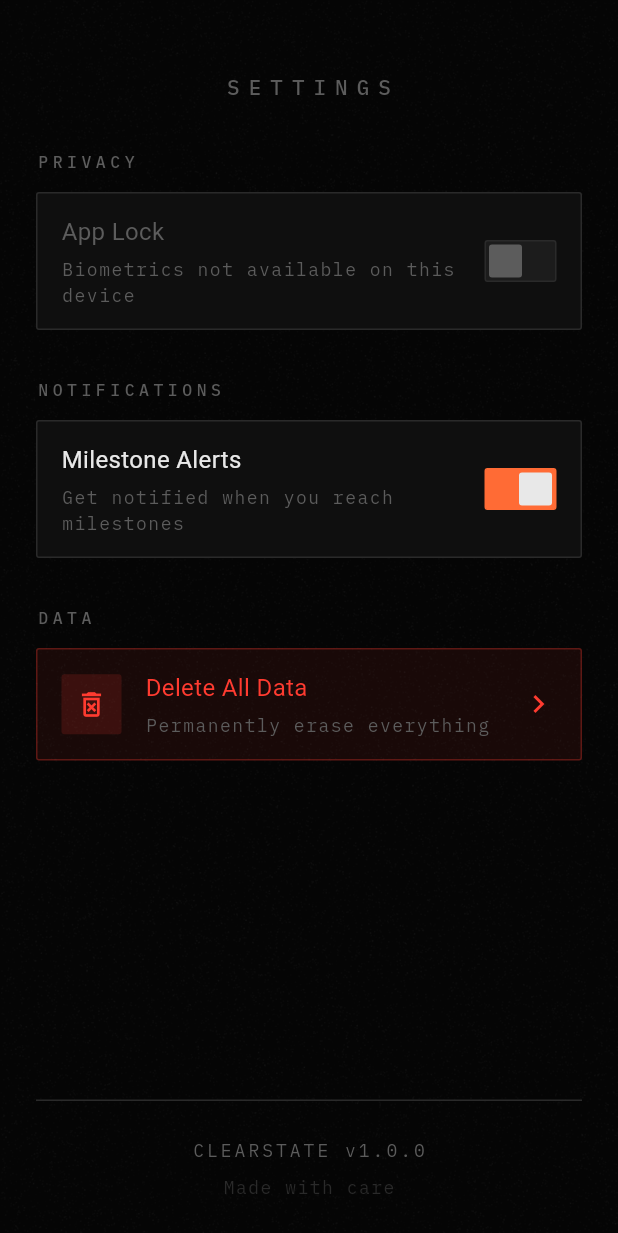
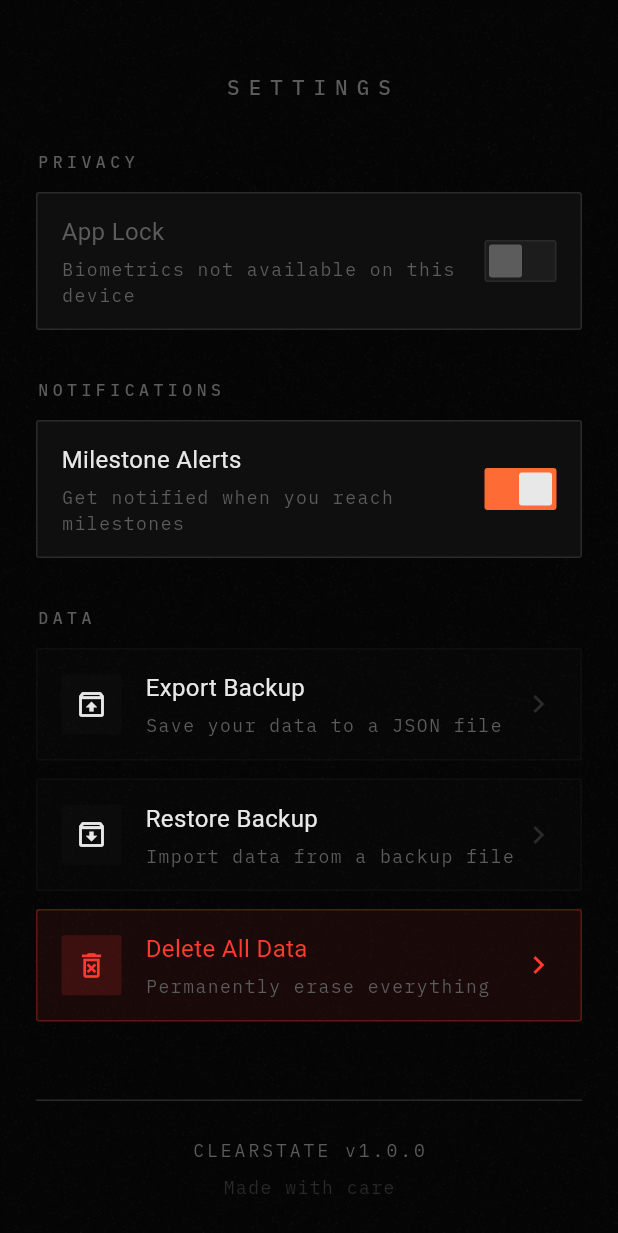
Before and after one commit to abhideepm/clearstate, a Flutter app: the SettingsScreen screen opened directly, on a phone screen of 412 x 824 dp. Shown: the top 1233 px of the screen. Run offline on Flutter 3.47's test engine with Material 3 defaults, Android fonts, the phone set to English and light mode, and no system bars; our stand-ins replace file_picker, flutter_local_notifications, flutter_riverpod, google_fonts, hive, hive_flutter and 3 more; accounts and stored records are empty; generated files the repository leaves out were written again; Roboto replaces fonts that are missing (Chivo).

Commit message:
feat: implement JSON backup system and hive migration strategy

```diff
--- /dev/null
+++ b/lib/core/services/backup_service.dart
@@ -0,0 +1,64 @@
+import 'dart:convert';
+import 'dart:io';
+import 'package:file_picker/file_picker.dart';
+import 'package:flutter_riverpod/flutter_riverpod.dart';
+import 'package:path_provider/path_provider.dart';
+import 'package:share_plus/share_plus.dart';
+import '../../data/repositories/sobriety_repository.dart';
+
+class BackupService {
+  final SobrietyRepository _repository;
+
+  BackupService(this._repository);
+
+  Future<void> createBackup() async {
+    try {
+      final data = _repository.exportData();
+      final jsonString = jsonEncode(data);
+
+      final tempDir = await getTemporaryDirectory();
+      final dateStr = DateTime.now().toIso8601String().split('T')[0];
+      final file = File('${tempDir.path}/clearstate_backup_$dateStr.json');
+
+      await file.writeAsString(jsonString);
+
+      await Share.shareXFiles([
+        XFile(file.path),
+      ], subject: 'ClearState Backup - $dateStr');
+    } catch (e) {
+      rethrow;
+    }
+  }
+
+  Future<bool> restoreBackup() async {
+    try {
+      final result = await FilePicker.platform.pickFiles(
+        type: FileType.custom,
+        allowedExtensions: ['json'],
+      );
+
+      if (result == null || result.files.single.path == null) {
+        return false;
+      }
+
+      final file = File(result.files.single.path!);
+      final jsonString = await file.readAsString();
+      final Map<String, dynamic> data = jsonDecode(jsonString);
+
+      // Basic validation
+      if (!data.containsKey('profile') && !data.containsKey('sessions')) {
+        throw Exception('Invalid backup file');
+      }
+
+      await _repository.importData(data);
+      return true;
+    } catch (e) {
+      rethrow;
+    }
+  }
+}
+
+final backupServiceProvider = Provider<BackupService>((ref) {
+  final repository = ref.watch(sobrietyRepositoryProvider);
+  return BackupService(repository);
+});
--- a/lib/data/models/daily_log.dart
+++ b/lib/data/models/daily_log.dart
@@ -19,4 +19,21 @@ class DailyLog extends HiveObject {
   String get dateKey {
     return '${date.year}-${date.month.toString().padLeft(2, '0')}-${date.day.toString().padLeft(2, '0')}';
   }
+
+  // JSON Serialization
+  Map<String, dynamic> toJson() {
+    return {
+      'date': date.toIso8601String(),
+      'isSober': isSober,
+      'drinksConsumed': drinksConsumed,
+    };
+  }
+
+  factory DailyLog.fromJson(Map<String, dynamic> json) {
+    return DailyLog(
+      date: DateTime.parse(json['date'] as String),
+      isSober: json['isSober'] as bool,
+      drinksConsumed: json['drinksConsumed'] as int?,
+    );
+  }
 }
--- a/lib/data/models/relapse_event.dart
+++ b/lib/data/models/relapse_event.dart
@@ -40,4 +40,31 @@ class RelapseEvent extends HiveObject {
     required this.drinkType,
     this.isSlip = false,
   });
+
+  // JSON Serialization
+  Map<String, dynamic> toJson() {
+    return {
+      'id': id,
+      'timestamp': timestamp.toIso8601String(),
+      'drinksConsumed': drinksConsumed,
+      'costIncurred': costIncurred,
+      'caloriesConsumed': caloriesConsumed,
+      'streakDaysLost': streakDaysLost,
+      'drinkType': drinkType,
+      'isSlip': isSlip,
+    };
+  }
+
+  factory RelapseEvent.fromJson(Map<String, dynamic> json) {
+    return RelapseEvent(
+      id: json['id'] as String,
+      timestamp: DateTime.parse(json['timestamp'] as String),
+      drinksConsumed: json['drinksConsumed'] as int,
+      costIncurred: (json['costIncurred'] as num).toDouble(),
+      caloriesConsumed: json['caloriesConsumed'] as int,
+      streakDaysLost: json['streakDaysLost'] as int,
+      drinkType: json['drinkType'] as String,
+      isSlip: json['isSlip'] as bool? ?? false,
+    );
+  }
 }
--- a/lib/data/models/sobriety_session.dart
+++ b/lib/data/models/sobriety_session.dart
@@ -23,4 +23,23 @@ class SobrietySession extends HiveObject {
   }
 
   int get totalDays => elapsed.inDays;
+
+  // JSON Serialization
+  Map<String, dynamic> toJson() {
+    return {
+      'id': id,
+      'startDate': startDate.toIso8601String(),
+      'endDate': endDate?.toIso8601String(),
+    };
+  }
+
+  factory SobrietySession.fromJson(Map<String, dynamic> json) {
+    return SobrietySession(
+      id: json['id'] as String,
+      startDate: DateTime.parse(json['startDate'] as String),
+      endDate: json['endDate'] != null
+          ? DateTime.parse(json['endDate'] as String)
+          : null,
+    );
+  }
 }
--- a/lib/data/models/user_profile.dart
+++ b/lib/data/models/user_profile.dart
@@ -36,4 +36,27 @@ class UserProfile extends HiveObject {
 
   // Calculate average daily calories
   double get avgDailyCalories => (avgDrinksPerWeek * avgCaloriesPerDrink) / 7;
+
+  // JSON Serialization
+  Map<String, dynamic> toJson() {
+    return {
+      'lastDrinkDate': lastDrinkDate.toIso8601String(),
+      'avgDrinksPerWeek': avgDrinksPerWeek,
+      'avgCostPerDrink': avgCostPerDrink,
+      'avgCaloriesPerDrink': avgCaloriesPerDrink,
+      'defaultDrinkType': defaultDrinkType,
+      'onboardingComplete': onboardingComplete,
+    };
+  }
+
+  factory UserProfile.fromJson(Map<String, dynamic> json) {
+    return UserProfile(
+      lastDrinkDate: DateTime.parse(json['lastDrinkDate'] as String),
+      avgDrinksPerWeek: json['avgDrinksPerWeek'] as int,
+      avgCostPerDrink: (json['avgCostPerDrink'] as num).toDouble(),
+      avgCaloriesPerDrink: json['avgCaloriesPerDrink'] as int,
+      defaultDrinkType: json['defaultDrinkType'] as String,
+      onboardingComplete: json['onboardingComplete'] as bool,
+    );
+  }
 }
--- a/lib/features/settings/settings_screen.dart
+++ b/lib/features/settings/settings_screen.dart
@@ -3,10 +3,12 @@ import 'package:flutter_riverpod/flutter_riverpod.dart';
 import '../../core/theme/colors.dart';
 import '../../core/theme/typography.dart';
 import '../../core/services/haptic_service.dart';
+import '../../core/services/backup_service.dart';
 import '../../shared/widgets/noise_background.dart';
 import '../security/security_provider.dart';
 import 'widgets/settings_toggle.dart';
 import 'widgets/wipe_confirmation_dialog.dart';
+import 'widgets/restore_confirmation_dialog.dart';
 import 'notification_provider.dart';
 
 class SettingsScreen extends ConsumerWidget {
@@ -19,6 +21,7 @@ class SettingsScreen extends ConsumerWidget {
     final securityState = ref.watch(securityProvider);
     final canUseBiometrics = ref.watch(canUseBiometricsProvider);
     final notificationSettings = ref.watch(notificationSettingsProvider);
+    final backupService = ref.watch(backupServiceProvider);
 
     return Scaffold(
       backgroundColor: ClearStateColors.void_,
@@ -98,6 +101,31 @@ class SettingsScreen extends ConsumerWidget {
                     // Data Section
                     _SectionHeader(title: 'DATA'),
                     const SizedBox(height: 12),
+                    _SettingsItem(
+                      label: 'Export Backup',
+                      subtitle: 'Save your data to a JSON file',
+                      icon: Icons.unarchive_outlined,
+                      onTap: () async {
+                        HapticService.light();
+                        try {
+                          await backupService.createBackup();
+                        } catch (e) {
+                          if (context.mounted) {
+                            ScaffoldMessenger.of(context).showSnackBar(
+                              SnackBar(content: Text('Export failed: $e')),
+                            );
+                          }
+                        }
+                      },
+                    ),
+                    const SizedBox(height: 12),
+                    _SettingsItem(
+                      label: 'Restore Backup',
+                      subtitle: 'Import data from a backup file',
+                      icon: Icons.archive_outlined,
+                      onTap: () => _showRestoreDialog(context, ref),
+                    ),
+                    const SizedBox(height: 12),
                     _DestructiveSettingsItem(
                       label: 'Delete All Data',
                       subtitle: 'Permanently erase everything',
@@ -132,6 +160,35 @@ class SettingsScreen extends ConsumerWidget {
       ),
     );
   }
+
+  void _showRestoreDialog(BuildContext context, WidgetRef ref) {
+    HapticService.medium();
+    showDialog(
+      context: context,
+      builder: (context) => RestoreConfirmationDialog(
+        onConfirm: () async {
+          try {
+            final success = await ref
+                .read(backupServiceProvider)
+                .restoreBackup();
+            if (success && context.mounted) {
+              ScaffoldMessenger.of(context).showSnackBar(
+                const SnackBar(content: Text('Data restored successfully')),
+              );
+              // Trigger a UI refresh if needed, or navigate to home
+              if (onDataWiped != null) onDataWiped!();
+            }
+          } catch (e) {
+            if (context.mounted) {
+              ScaffoldMessenger.of(
+                context,
+              ).showSnackBar(SnackBar(content: Text('Restore failed: $e')));
+            }
+          }
+        },
+      ),
+    );
+  }
 }
 
 class _SectionHeader extends StatelessWidget {
@@ -146,6 +203,85 @@ class _SectionHeader extends StatelessWidget {
       style: ClearStateTypography.timerLabel.copyWith(
         color: ClearStateColors.smoke,
         letterSpacing: 3,
+      ),
+    );
+  }
+}
+
+class _SettingsItem extends StatelessWidget {
+  final String label;
+  final String? subtitle;
+  final IconData icon;
+  final VoidCallback onTap;
+
+  const _SettingsItem({
+    required this.label,
+    this.subtitle,
+    required this.icon,
+    required this.onTap,
+  });
+
+  @override
+  Widget build(BuildContext context) {
+    return Container(
+      decoration: BoxDecoration(
+        color: ClearStateColors.ash.withAlpha((0.05 * 255).round()),
+        border: Border.all(
+          color: ClearStateColors.ash.withAlpha((0.2 * 255).round()),
+          width: 1,
+        ),
+        borderRadius: BorderRadius.circular(2),
+      ),
+      child: Material(
+        color: Colors.transparent,
+        child: InkWell(
+          onTap: onTap,
+          borderRadius: BorderRadius.circular(2),
+          child: Padding(
+            padding: const EdgeInsets.symmetric(horizontal: 16, vertical: 14),
+            child: Row(
+              children: [
+                Container(
+                  width: 40,
+                  height: 40,
+                  decoration: BoxDecoration(
+                    color: ClearStateColors.ash.withAlpha((0.1 * 255).round()),
+                    borderRadius: BorderRadius.circular(2),
+                  ),
+                  child: Icon(icon, color: ClearStateColors.bone, size: 22),
+                ),
+                const SizedBox(width: 16),
+                Expanded(
+                  child: Column(
+                    crossAxisAlignment: CrossAxisAlignment.start,
+                    children: [
+                      Text(
+                        label,
+                        style: ClearStateTypography.body.copyWith(
+                          color: ClearStateColors.bone,
+                        ),
+                      ),
+                      if (subtitle != null) ...[
+                        const SizedBox(height: 4),
+                        Text(
+                          subtitle!,
+                          style: ClearStateTypography.caption.copyWith(
+                            color: ClearStateColors.smoke,
+                          ),
+                        ),
+                      ],
+                    ],
+                  ),
+                ),
+                const Icon(
+                  Icons.chevron_right,
+                  color: ClearStateColors.ash,
+                  size: 24,
+                ),
+              ],
+            ),
+          ),
+        ),
       ),
     );
   }
--- a/pubspec.yaml
+++ b/pubspec.yaml
@@ -34,6 +34,9 @@ dependencies:
   timezone: ^0.9.4
 
   cupertino_icons: ^1.0.8
+  path_provider: ^2.1.5
+  share_plus: ^12.0.1
+  file_picker: ^10.3.8
 
 dev_dependencies:
   flutter_test:
```
Also changed, not shown: lib/data/repositories/sobriety_repository.dart (+85 -0 lines), lib/features/settings/widgets/restore_confirmation_dialog.dart (added, +74 -0 lines), pubspec.lock, 2 other files.
